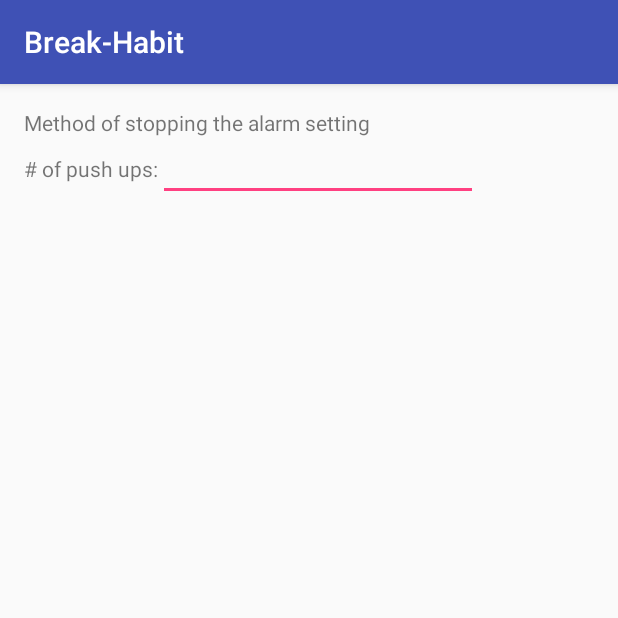
After one commit to SpookyLobster/Break-Habit, an Android app: the SettingActivity screen opened directly, with no data from a screen before it, on a phone screen of 412 x 824 dp, the top half of it. The commit adds this screen. Run offline under Robolectric (Android 15) with nearby library versions, the phone set to English and light mode, and no system bars.

Commit message:
some setting

```diff
--- a/Break-Habit/app/src/main/AndroidManifest.xml
+++ b/Break-Habit/app/src/main/AndroidManifest.xml
@@ -18,6 +18,7 @@
                 <category android:name="android.intent.category.LAUNCHER" />
             </intent-filter>
         </activity>
+        <activity android:name=".SettingActivity"></activity>
     </application>
 
 </manifest>
--- /dev/null
+++ b/Break-Habit/app/src/main/java/spookylobster/break_habit/SettingActivity.java
@@ -0,0 +1,14 @@
+package spookylobster.break_habit;
+
+import android.support.v7.app.AppCompatActivity;
+import android.os.Bundle;
+
+public class SettingActivity extends AppCompatActivity {
+
+    @Override
+    protected void onCreate(Bundle savedInstanceState) {
+        super.onCreate(savedInstanceState);
+        setContentView(R.layout.activity_setting);
+
+    }
+}
--- /dev/null
+++ b/Break-Habit/app/src/main/res/layout/activity_setting.xml
@@ -0,0 +1,40 @@
+<?xml version="1.0" encoding="utf-8"?>
+<RelativeLayout xmlns:android="http://schemas.android.com/apk/res/android"
+    xmlns:tools="http://schemas.android.com/tools"
+    android:id="@+id/activity_setting"
+    android:layout_width="match_parent"
+    android:layout_height="match_parent"
+    android:paddingBottom="@dimen/activity_vertical_margin"
+    android:paddingLeft="@dimen/activity_horizontal_margin"
+    android:paddingRight="@dimen/activity_horizontal_margin"
+    android:paddingTop="@dimen/activity_vertical_margin"
+    tools:context="spookylobster.break_habit.SettingActivity">
+
+    <TextView
+        android:text="Method of stopping the alarm setting"
+        android:layout_width="wrap_content"
+        android:layout_height="wrap_content"
+        android:id="@+id/StopMethod"
+        android:layout_alignParentTop="true"
+        android:layout_alignParentStart="true" />
+
+    <EditText
+        android:layout_width="wrap_content"
+        android:layout_height="wrap_content"
+        android:inputType="numberDecimal"
+        android:ems="10"
+        android:id="@+id/numberPush"
+        android:layout_alignBaseline="@+id/SetPushUp"
+        android:layout_alignBottom="@+id/SetPushUp"
+        android:layout_toEndOf="@+id/SetPushUp" />
+
+    <TextView
+        android:text="# of push ups:"
+        android:layout_width="wrap_content"
+        android:layout_height="wrap_content"
+        android:id="@+id/SetPushUp"
+        android:layout_marginTop="11dp"
+        android:layout_below="@+id/StopMethod"
+        android:layout_alignParentStart="true" />
+
+</RelativeLayout>
```
Also changed, not shown: Break-Habit/app/src/main/res/drawable/ic_info_black_24dp.xml (added, +9 -0 lines), Break-Habit/app/src/main/res/drawable/ic_notifications_black_24dp.xml (added, +9 -0 lines), Break-Habit/app/src/main/res/drawable/ic_sync_black_24dp.xml (added, +9 -0 lines), Break-Habit/app/src/main/res/layout/activity_main.xml (+10 -10 lines), Break-Habit/app/src/main/res/values/strings.xml (+73 -0 lines), Break-Habit/app/src/main/res/xml/pref_data_sync.xml (added, +21 -0 lines), Break-Habit/app/src/main/res/xml/pref_general.xml (added, +33 -0 lines), Break-Habit/app/src/main/res/xml/pref_headers.xml (added, +20 -0 lines), Break-Habit/app/src/main/res/xml/pref_notification.xml (added, +27 -0 lines).
